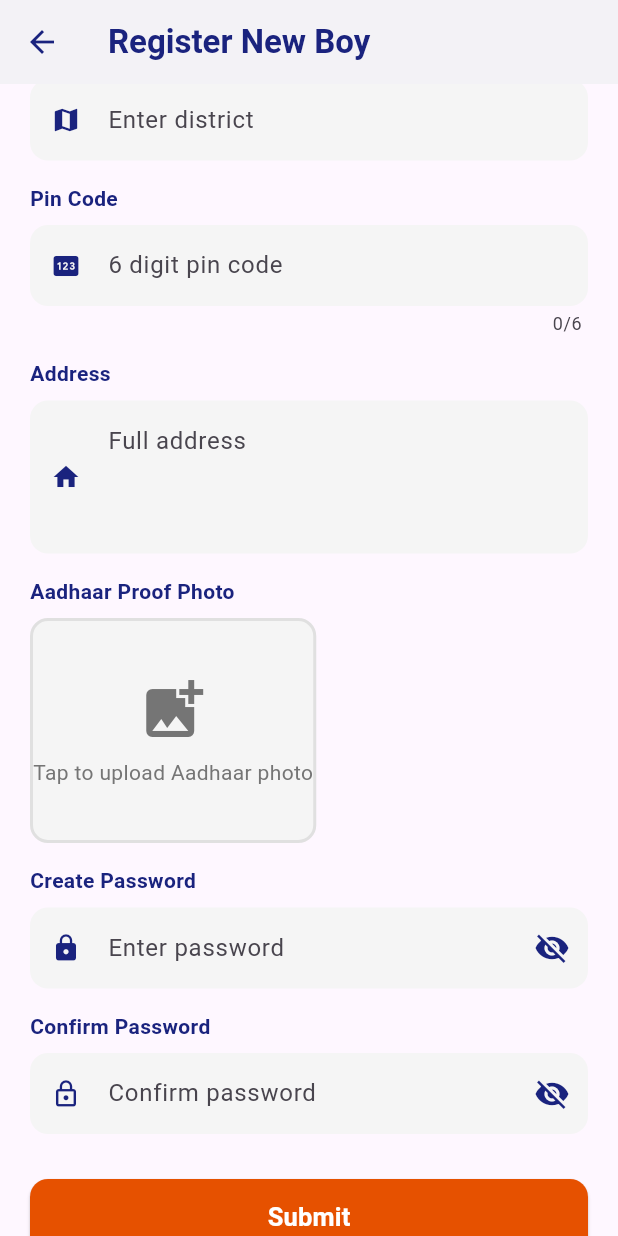
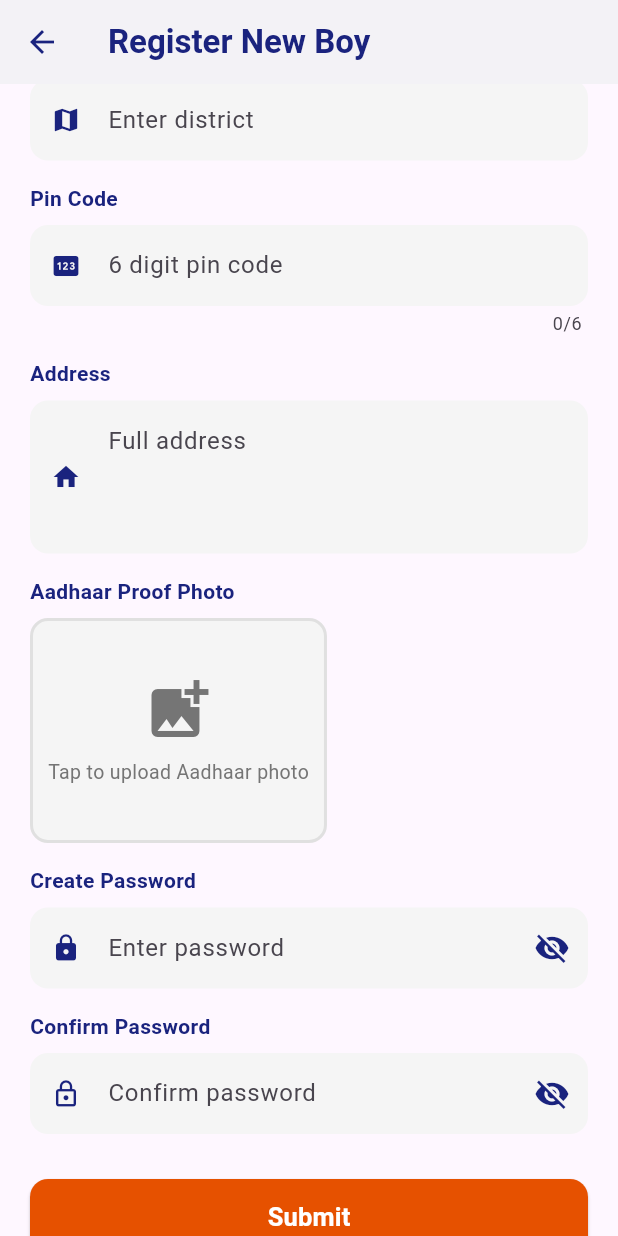
Before and after one commit to Ameenyasircm/cateryx_new, a Flutter app: the RegisterBoyScreen screen opened directly, scrolled down 576 dp, on a phone screen of 412 x 824 dp. Run offline on Flutter 3.47's test engine with Material 3 defaults, Android fonts, the phone set to English and light mode, and no system bars; our stand-ins replace cloud_firestore, firebase_core, firebase_database, flutter_screenutil, freezed_annotation, geocoding and 7 more; accounts and stored records are empty.

```diff
--- a/lib/Boys/Screens/boy_registration.dart
+++ b/lib/Boys/Screens/boy_registration.dart
@@ -206,17 +206,29 @@ class RegisterBoyScreen extends StatelessWidget {
                     width: double.infinity,
                     height: 50,
                     child: ElevatedButton(
-                      onPressed: () {
+                      onPressed: provider.isRegisteringBoy
+                          ? null
+                          : () {
                               if (!formKey.currentState!.validate()) return;
-                        provider.registerNewBoyFun(context,registeredBy);
+                              provider.registerNewBoyFun(context, registeredBy);
                             },
                       style: ElevatedButton.styleFrom(
                         backgroundColor: primaryOrange,
+                        disabledBackgroundColor: Colors.grey[400],
                         shape: RoundedRectangleBorder(
                           borderRadius: BorderRadius.circular(12),
                         ),
                       ),
-                      child: const Text(
+                      child: provider.isRegisteringBoy
+                          ? const SizedBox(
+                              height: 20,
+                              width: 20,
+                              child: CircularProgressIndicator(
+                                strokeWidth: 2,
+                                valueColor: AlwaysStoppedAnimation<Color>(Colors.white),
+                              ),
+                            )
+                          : const Text(
                               "Submit",
                               style: TextStyle(
                                 fontSize: 17,
@@ -341,11 +353,14 @@ class RegisterBoyScreen extends StatelessWidget {
                         color: Colors.grey[600],
                       ),
                       const SizedBox(height: 8),
-                      Text(
+                      Padding(
+                        padding: const EdgeInsets.symmetric(horizontal: 10),
+                        child: Text(
                           "Tap to upload Aadhaar photo",
                           style: TextStyle(
                             color: Colors.grey[600],
-                          fontSize: 14,
+                            fontSize: 13,
+                          ),
                         ),
                       ),
                     ],
```
Also changed, not shown: lib/Boys/Providers/boys_provider.dart (+14 -0 lines), 4 other files. Lines whose indentation alone changed are shown as unchanged.
